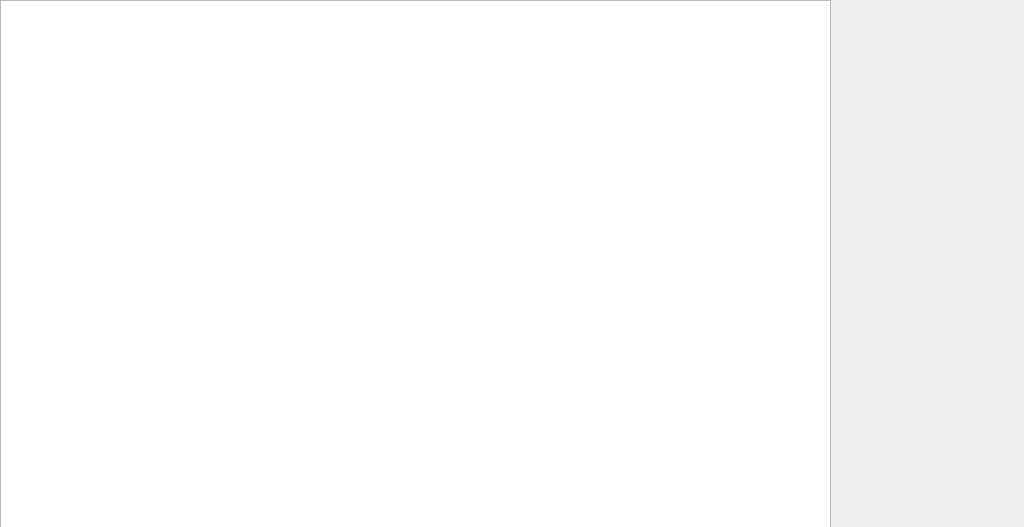
Old version of the form BusBar-Qt/logs/logbranch/logbranchelewid.ui in the repository luozhiyong131/BusBar.
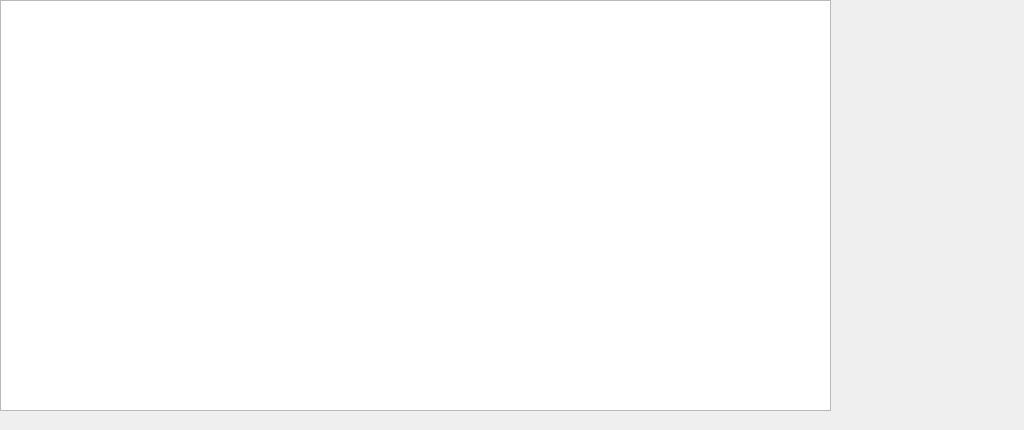
New version of the form.

```diff
--- a/BusBar-Qt/logs/logbranch/logbranchelewid.ui
+++ b/BusBar-Qt/logs/logbranch/logbranchelewid.ui
@@ -7,7 +7,7 @@
     <x>0</x>
     <y>0</y>
     <width>1024</width>
-    <height>527</height>
+    <height>430</height>
    </rect>
   </property>
   <property name="windowTitle">
@@ -19,7 +19,7 @@
      <x>0</x>
      <y>0</y>
      <width>831</width>
-     <height>531</height>
+     <height>411</height>
     </rect>
    </property>
   </widget>
@@ -29,7 +29,7 @@
      <x>839</x>
      <y>0</y>
      <width>181</width>
-     <height>521</height>
+     <height>411</height>
     </rect>
    </property>
   </widget>
```
